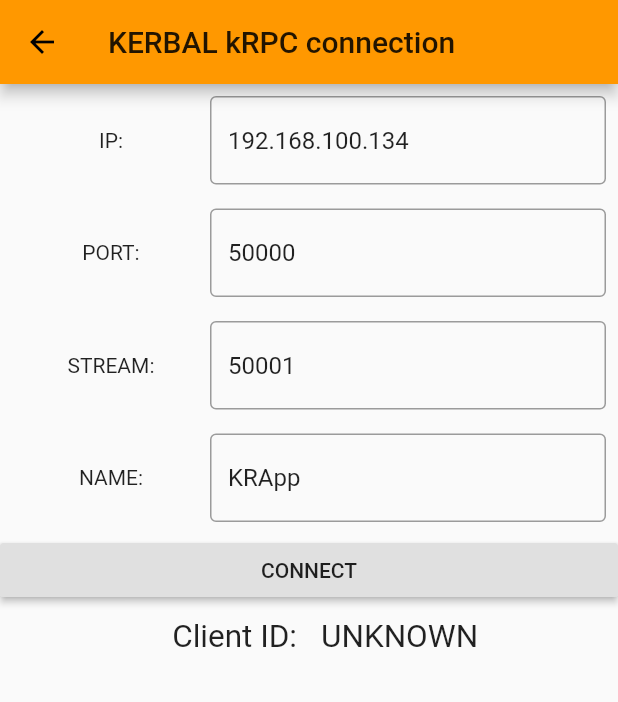
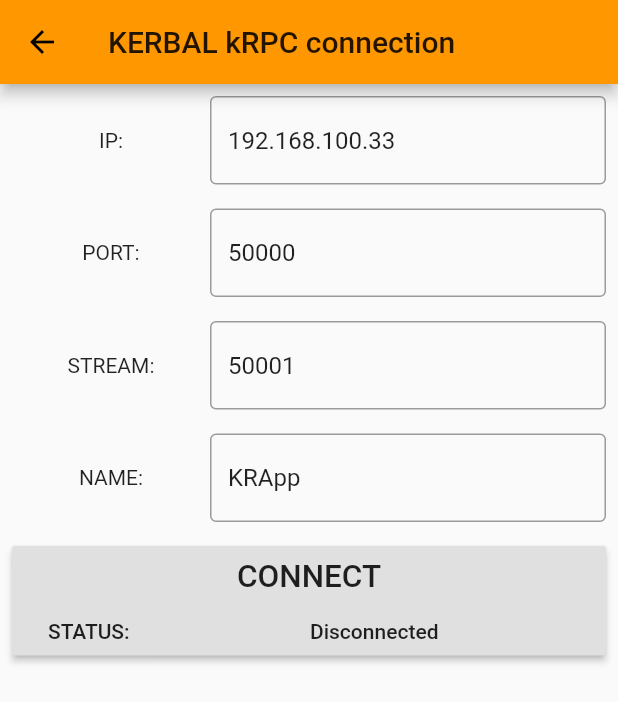
Before and after one commit to MecaVol/KerbalRemoteApplication, a Flutter app: the ConnectionPage screen opened by its route, on a phone screen of 412 x 824 dp. Shown: the top 702 px of the screen. Run offline on Flutter 3.47's test engine with Material 2 defaults, Android fonts, the phone set to English and light mode, and no system bars; our stand-ins replace bloc, fixnum, flutter_bloc, logger, shared_preferences; missing offline and left inert: protobuf; accounts and stored records are empty.

Commit message:
Connection bloc removed.

```diff
--- a/lib/blocs/kerbal_communicator/kerbal_communicator_event.dart
+++ /dev/null
@@ -1,10 +0,0 @@
-part of 'kerbal_communicator_bloc.dart';
-
-@immutable
-abstract class KrappComEvent {}
-
-class ResponseKrappComEvent extends KrappComEvent {
-  final Uint8List _data;
-  Uint8List get data => _data;
-  ResponseKrappComEvent(this._data);
-}
--- a/lib/blocs/kerbal_communicator/kerbal_communicator_state.dart
+++ /dev/null
@@ -1,12 +0,0 @@
-part of 'kerbal_communicator_bloc.dart';
-
-@immutable
-abstract class KrappComState {}
-
-class IdleKerbalComState extends KrappComState {}
-
-class JsonResponseKrappComState extends KrappComState {
-  final Map<String, dynamic> _json;
-  Map<String, dynamic> get json => _json;
-  JsonResponseKrappComState(this._json);
-}
--- a/lib/blocs/kerbal_connection/kerbal_connection_event.dart
+++ /dev/null
@@ -1,34 +0,0 @@
-part of 'kerbal_connection_bloc.dart';
-
-@immutable
-abstract class KrappConnEvent {}
-
-/// Request for connection event. It requires some fields to build the Uri, but
-/// it connects to localhost with default kRPC server ports if not provided.
-class ConnectKrappConnEvent extends KrappConnEvent {
-
-  final String url;
-  final int port;
-  final int stream;
-  final String name;
-
-  ConnectKrappConnEvent(this.url, this.port, this.stream, [this.name = "KRApp"]) {
-    logD('CONNECTION REQUEST: url=' + url + ' port=' + port.toString() +
-        ' stream=' + stream.toString() + ' name=' + name);
-  }
-}
-
-/// Request for kRPC disconnection.
-class DisconnectKrappConnEvent extends KrappConnEvent {}
-
-/// Event to handle a RPC request. It has to be encoded already!
-class RpcRequestKrappConnEvent extends KrappConnEvent {
-  final Uint8List _data;
-  Uint8List get data => _data;
-  RpcRequestKrappConnEvent(this._data) {}
-}
-
-/// Request for a kRPC data stream to start.
-class StreamSubscriptionKrappConnEvent extends KrappConnEvent {
-  // todo: do!
-}
--- a/lib/blocs/kerbal_connection/kerbal_connection_state.dart
+++ /dev/null
@@ -1,41 +0,0 @@
-part of 'kerbal_connection_bloc.dart';
-
-@immutable
-abstract class KrappConnState {}
-
-/// Initial State. It also shows that the connection is reset completely.
-class DisconnectedKrappConnState extends KrappConnState {}
-
-/// Temporary state, while waiting for the connection to establish or fail.
-class ConnectingKrappConnState extends KrappConnState {}
-
-/// Connected event, providing a KrappData stream to allow stream building
-/// widget if needed.
-class ConnectedKrappConnState extends KrappConnState {
-  final Stream<KrappData> _rpcStream;
-  Stream<KrappData> get rpcStream => _rpcStream;
-  ConnectedKrappConnState(this._rpcStream) {}
-}
-
-/// A unitary RPC response from server, with no TCP connection error.
-/// Warning: it may be fired in case of protobuf error sent by kRPC server!
-class RpcResponseKrappConnState extends KrappConnState {
-  final Uint8List _data;
-  Uint8List get data => _data;
-  RpcResponseKrappConnState(this._data);
-}
-
-class StreamKrappConnState extends KrappConnState {
-  // todo: Stream stuff
-}
-
-/// Fired when a TCP connection error has been encountered. It may be due to
-/// wrong parameters in initial connection request, or any connectivity
-/// problem.
-class ErrorKrappConnState extends KrappConnState {
-  final String _message;
-
-  ErrorKrappConnState([this._message = 'Undefined error']) {
-    logE('CONNECTION ERRROR: ' + _message);
-  }
-}
--- /dev/null
+++ b/lib/blocs/sas_control/sas_control_event.dart
@@ -0,0 +1,7 @@
+part of 'sas_control_bloc.dart';
+
+@immutable
+abstract class SasControlEvent {}
+
+class SasOnEvent extends SasControlEvent {}
+class SasOffEvent extends SasControlEvent {}
--- /dev/null
+++ b/lib/blocs/sas_control/sas_control_state.dart
@@ -0,0 +1,9 @@
+part of 'sas_control_bloc.dart';
+
+@immutable
+abstract class SasControlState {}
+
+class UnknownSasControlState extends SasControlState {}
+
+class SasOnState extends SasControlState {}
+class SasOffState extends SasControlState {}
--- /dev/null
+++ b/lib/connection/client.dart
@@ -0,0 +1,58 @@
+import 'dart:async';
+import 'dart:typed_data';
+
+import 'package:kerbal_remote_application/proto/encoded_messages.dart';
+import 'package:web_socket_channel/io.dart';
+import 'package:web_socket_channel/web_socket_channel.dart';
+
+enum CONNECTION_STATE {
+  DISCONNECTED,
+  WAITING,
+  CONNECTED,
+  ERROR
+}
+
+class Client {
+
+  static const String DEFAULT_URL = '127.0.0.1';
+  static const int DEFAULT_RPC_PORT = 50000;
+  static const int DEFAULT_STREAM_PORT = 50001;
+  static const String DEFAULT_NAME = 'KrApp';
+
+  WebSocketChannel _rpcChannel;
+  StreamSubscription _rpcSubscription;
+  final _stateController = StreamController<CONNECTION_STATE>.broadcast()
+    ..add(CONNECTION_STATE.DISCONNECTED);
+
+  Stream<CONNECTION_STATE> state;
+  Stream<Uint8List> rpc;
+
+  Client() {
+    state = _stateController.stream;
+  }
+
+  void connect({
+      String url = DEFAULT_URL,
+      int rpcPort = DEFAULT_RPC_PORT,
+      int streamPort = DEFAULT_STREAM_PORT,
+      String name = DEFAULT_NAME
+  }) {
+    _stateController.add(CONNECTION_STATE.WAITING);
+    Uri rpcUri = Uri.parse("ws://" + url + ":" + rpcPort.toString() + "/?name=" + name);
+    _rpcChannel = IOWebSocketChannel.connect(rpcUri);
+
+    _rpcSubscription = _rpcChannel.stream.listen((event) {
+      _stateController.add(CONNECTION_STATE.CONNECTED);
+    }, onError: (error) {
+      _stateController.add(CONNECTION_STATE.ERROR);
+    }, onDone: () {
+      _stateController.add(CONNECTION_STATE.DISCONNECTED);
+    });
+
+    _rpcChannel.sink.add(EncodedMessages.getClientIDRequest());
+  }
+
+  void disconnect() {
+    _rpcChannel?.sink?.close();
+  }
+}
--- a/lib/pages/route_generator.dart
+++ b/lib/pages/route_generator.dart
@@ -1,6 +1,7 @@
 import 'package:flutter/material.dart';
 import 'package:kerbal_remote_application/pages/connection_page.dart';
 import 'package:kerbal_remote_application/pages/debug_page.dart';
+import 'package:kerbal_remote_application/pages/sas_control_page.dart';
 
 class RouteGenerator {
   static Route<dynamic> generateRoute(RouteSettings settings) {
@@ -11,6 +12,8 @@ class RouteGenerator {
         return MaterialPageRoute(builder: (_) => DebugPage());
       case '/connection':
         return MaterialPageRoute(builder: (_) => ConnectionPage());
+      case '/sas_control':
+        return MaterialPageRoute(builder: (_) => SasControlPage());
       default:
         return MaterialPageRoute(builder: (_) => DebugPage());
     }
--- a/lib/widgets/kerbal_connection_widget.dart
+++ b/lib/widgets/kerbal_connection_widget.dart
@@ -1,12 +1,10 @@
-import 'dart:async';
-
 import 'package:flutter/cupertino.dart';
 import 'package:flutter/material.dart';
 import 'package:flutter_bloc/flutter_bloc.dart';
-import 'package:kerbal_remote_application/blocs/kerbal_connection/kerbal_connection_bloc.dart';
 import 'package:kerbal_remote_application/blocs/shared_prefs/shared_prefs_bloc.dart';
-import 'package:kerbal_remote_application/proto/encoded_messages.dart';
+import 'package:kerbal_remote_application/connection/client.dart';
 import 'package:kerbal_remote_application/utils/logger.dart';
+import 'package:provider/provider.dart';
 
 /// Widget responsible to connect to KSP. User to set IP, port and optionnally
 /// the name of the connection (to display in kRPC)
@@ -21,15 +19,11 @@ class KerbalConnectionWidget extends StatefulWidget {
 }
 
 class _KerbalConnectionWidgetState extends State<KerbalConnectionWidget> {
-  final _urlController = TextEditingController()..text = '192.168.100.134';
+
+  final _urlController = TextEditingController()..text = '192.168.100.33';
   final _portController = TextEditingController()..text = '50000';
   final _streamController = TextEditingController()..text = '50001';
   final _nameController = TextEditingController()..text = 'KRApp';
-
-  Timer timer;
-  int timerCount = 0;
-
-  String _clientID;
 
   @override
   Widget build(BuildContext context) {
@@ -62,7 +56,6 @@ class _KerbalConnectionWidgetState extends State<KerbalConnectionWidget> {
     var widgets = <Widget>[];
     widgets.addAll(_buildTextFieldList());
     widgets.add(_buildConnectionButton());
-    widgets.add(_buildClientIDLabel());
     return ListView(
       children: widgets,
     );
@@ -157,82 +150,73 @@ class _KerbalConnectionWidgetState extends State<KerbalConnectionWidget> {
   }
 
   Widget _buildConnectionButton() {
-    return BlocListener<KrappConnBloc, KrappConnState>(
-      listener: (_, state) {
-        // When state is 'CONNECTING...' make the RPC request for client ID,
-        // to make sure connection is working.
-        if (state is ConnectingKrappConnState) {
-          BlocProvider.of<KrappConnBloc>(context).add(
-            RpcRequestKrappConnEvent(EncodedMessages.getClientIDRequest())
-          );
-        } else if (state is RpcResponseKrappConnState) {
-
-        }
-      },
-      child: BlocBuilder<KrappConnBloc, KrappConnState>(
-        builder: (_, state) {
+    return StreamBuilder<CONNECTION_STATE>(
+        stream: Provider.of<Client>(context).state,
+        initialData: CONNECTION_STATE.DISCONNECTED,
+        builder: (_, snapshot) {
 
           String textButton;
-          VoidCallback _pressCallback;
+          String connectionStatus;
+          VoidCallback pressCallback;
 
-          if (state is DisconnectedKrappConnState) {
+          logD('Connection Widget received State: ' + snapshot.data.toString());
+
+          if (snapshot.data == CONNECTION_STATE.DISCONNECTED) {
             textButton = 'CONNECT';
-            _pressCallback = () => BlocProvider.of<KrappConnBloc>(context).add(
-              ConnectKrappConnEvent(
-                _urlController.text,
-                int.parse(_portController.text),
-                int.parse(_streamController.text),
-                _nameController.text
-              )
+            connectionStatus = 'Disconnected';
+            pressCallback = () =>
+                Provider.of<Client>(context, listen: false).connect(
+                    url: _urlController.text,
+                    rpcPort: int.parse(_portController.text),
+                    streamPort: int.parse(_streamController.text),
+                    name: _nameController.text
                 );
-          } else if (state is ConnectingKrappConnState) {
+
+          } else if (snapshot.data == CONNECTION_STATE.WAITING) {
             textButton = 'CONNECTING...';
-            _pressCallback = null;
+            connectionStatus = 'Connecting...';
+            pressCallback = null;
 
-          } else if (state is ConnectedKrappConnState ||
-              state is RpcResponseKrappConnState) {
+          } else if (snapshot.data == CONNECTION_STATE.CONNECTED) {
             textButton = 'DISCONNECT';
-            _pressCallback = () => BlocProvider.of<KrappConnBloc>(context).add(
-              DisconnectKrappConnEvent()
-            );
-          } else if (state is ErrorKrappConnState) {
-            textButton = 'ERROR! RESET?';
-            _pressCallback = () => BlocProvider.of<KrappConnBloc>(context).add(
-              DisconnectKrappConnEvent()
+            connectionStatus = 'Connected. ID: ';
+            pressCallback = () => Provider.of<Client>(context, listen: false).disconnect();
+
+          } else if (snapshot.data == CONNECTION_STATE.ERROR) {
+            textButton = 'ERROR! RETRY??';
+            connectionStatus = 'Error!';
+            pressCallback = () => Provider.of<Client>(context, listen: false).connect(
+                url: _urlController.text,
+                rpcPort: int.parse(_portController.text),
+                streamPort: int.parse(_streamController.text),
+                name: _nameController.text
             );
           }
 
-          return RaisedButton(
-            onPressed: _pressCallback,
-            child: Text(textButton),
-          );
-        },
+          return Padding(
+            padding: const EdgeInsets.all(8.0),
+            child: RaisedButton(
+              onPressed: pressCallback,
+              child: Column(
+                children: <Widget>[
+                  Padding(
+                    padding: const EdgeInsets.all(8.0),
+                    child: Text(textButton, textScaleFactor: 1.5,),
                   ),
-    );
-  }
-
-  Widget _buildClientIDLabel() {
-    return BlocListener<KrappConnBloc, KrappConnState>(
-      listener: (_, state) {
-        if (state is RpcResponseKrappConnState) {
-          logD(state.data.toString());
-        }
-      },
-      child: Container(
+                  Padding(
+                    padding: const EdgeInsets.all(8.0),
                     child: Row(
                       children: <Widget>[
-            // todo: adapt using theme
-            Expanded(child: Padding(
-              padding: const EdgeInsets.all(8.0),
-              child: Text('Client ID: ', textScaleFactor: 1.5, textAlign: TextAlign.right,),
-            )),
-            Expanded(child: Padding(
-              padding: const EdgeInsets.all(8.0),
-              child: Text(_clientID ?? 'UNKNOWN', textScaleFactor: 1.5, textAlign: TextAlign.left,),
-            ),),
+                        Expanded(flex: 1, child: Text('STATUS:'),),
+                        Expanded(flex: 3, child: Text(connectionStatus, textAlign: TextAlign.center,),)
+                      ],
+                    ),
+                  )
                 ],
               ),
             ),
           );
+        },
+      );
   }
 }
--- a/pubspec.yaml
+++ b/pubspec.yaml
@@ -34,6 +34,7 @@ dependencies:
   web_socket_channel: ^1.1.0
   logger_flutter: ^0.7.1
   protobuf: ^1.0.1
+  provider: ^4.1.3
 
 
   # The following adds the Cupertino Icons font to your application.
```
Also changed, not shown: lib/blocs/kerbal_communicator/kerbal_communicator_bloc.dart (deleted, +0 -43 lines), lib/blocs/kerbal_connection/kerbal_connection_bloc.dart (deleted, +0 -96 lines), lib/blocs/sas_control/sas_control_bloc.dart (added, +22 -0 lines), lib/main.dart (+21 -10 lines), lib/model/krapp_data.dart (+5 -4 lines), lib/pages/debug_page.dart (+7 -18 lines), lib/pages/sas_control_page.dart (added, +67 -0 lines), lib/widgets/kerbal_connection_icon.dart (+6 -5 lines), 1 other file. Lines whose indentation alone changed are shown as unchanged.
